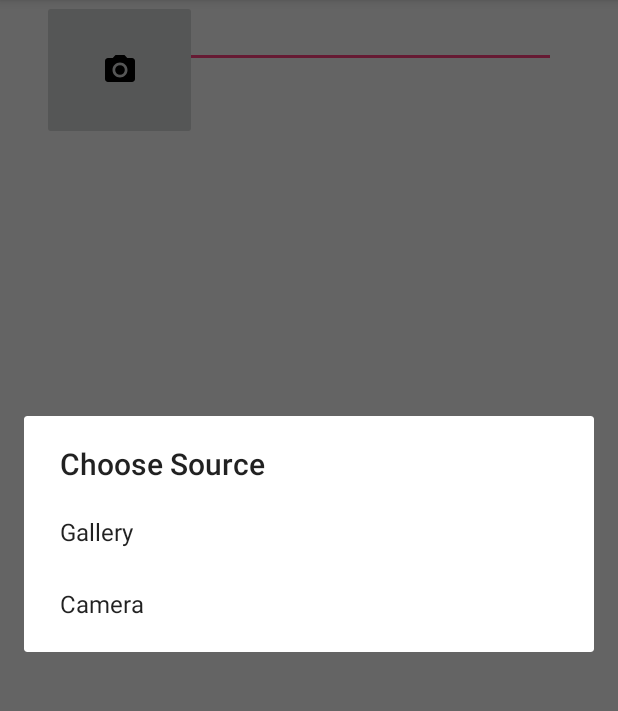
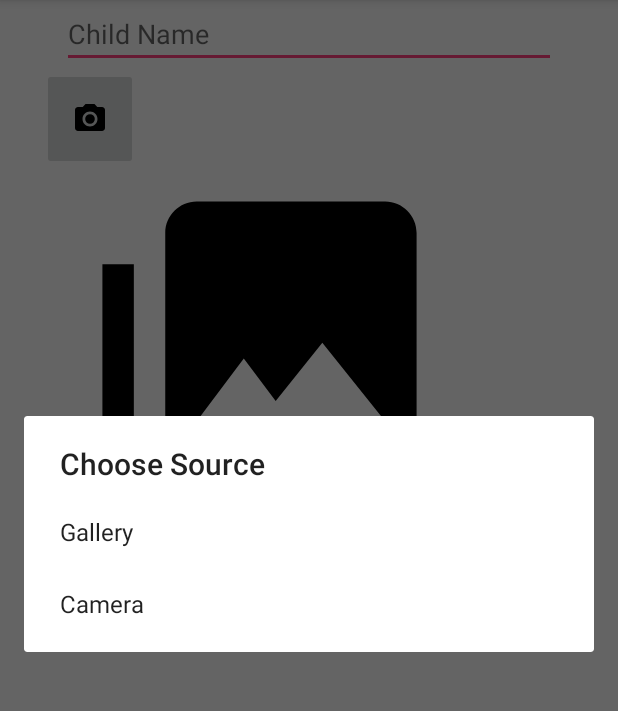
Before and after one commit to iamrahulyadav/SimpleKidsMath2, an Android app: the ChildMaintActivity screen opened directly, with no data from a screen before it, after a tap on an icon or button, on a phone screen of 412 x 824 dp, the part 84-795 px from its top. Run offline under Robolectric (Android 15) with nearby library versions, the phone set to English and light mode, and no system bars; 3 statements that could not run were skipped.

Commit message:
20180211Partialyy Image

```diff
--- a/app/src/main/res/layout/activity_child_maint.xml
+++ b/app/src/main/res/layout/activity_child_maint.xml
@@ -13,18 +13,27 @@
         android:layout_marginEnd="8dp"
         android:layout_marginStart="8dp"
         android:ems="10"
+        android:hint="Child Name"
         android:inputType="textPersonName"
-        android:text="Name"
         app:layout_constraintEnd_toEndOf="parent"
         app:layout_constraintStart_toStartOf="parent"
         tools:layout_editor_absoluteY="42dp" />
 
     <ImageButton
         android:id="@+id/imageButtonPic"
-        android:layout_width="103dp"
-        android:layout_height="93dp"
+        android:layout_width="64dp"
+        android:layout_height="68dp"
         android:layout_marginLeft="28dp"
         app:layout_constraintLeft_toLeftOf="parent"
-        app:srcCompat="@drawable/ic_menu_camera"
-        tools:layout_editor_absoluteY="122dp" />
+        app:layout_constraintTop_toBottomOf="@+id/editTextName"
+        app:srcCompat="@drawable/ic_menu_camera" />
+
+    <ImageView
+        android:id="@+id/imageViewPic"
+        android:layout_width="290dp"
+        android:layout_height="251dp"
+        android:layout_marginLeft="28dp"
+        app:layout_constraintLeft_toLeftOf="parent"
+        app:layout_constraintTop_toBottomOf="@+id/imageButtonPic"
+        app:srcCompat="@drawable/ic_menu_gallery" />
 </android.support.constraint.ConstraintLayout>
--- a/app/src/main/res/xml/file_paths.xml
+++ b/app/src/main/res/xml/file_paths.xml
@@ -1,4 +1,4 @@
 <?xml version="1.0" encoding="utf-8"?>
 <paths xmlns:android="http://schemas.android.com/apk/res/android">
-    <external-path name="my_images" path="Android/data/com.ozs.user.simplekidsmath2/files/Pictures" />
+    <external-path name="my_images" path="Android/data/com.ozs.simplekidsmath2/files/Pictures" />
 </paths>
```
Also changed, not shown: app/src/main/java/com/ozs/simplekidsmath2/ChildMaintActivity.java (+120 -12 lines).
